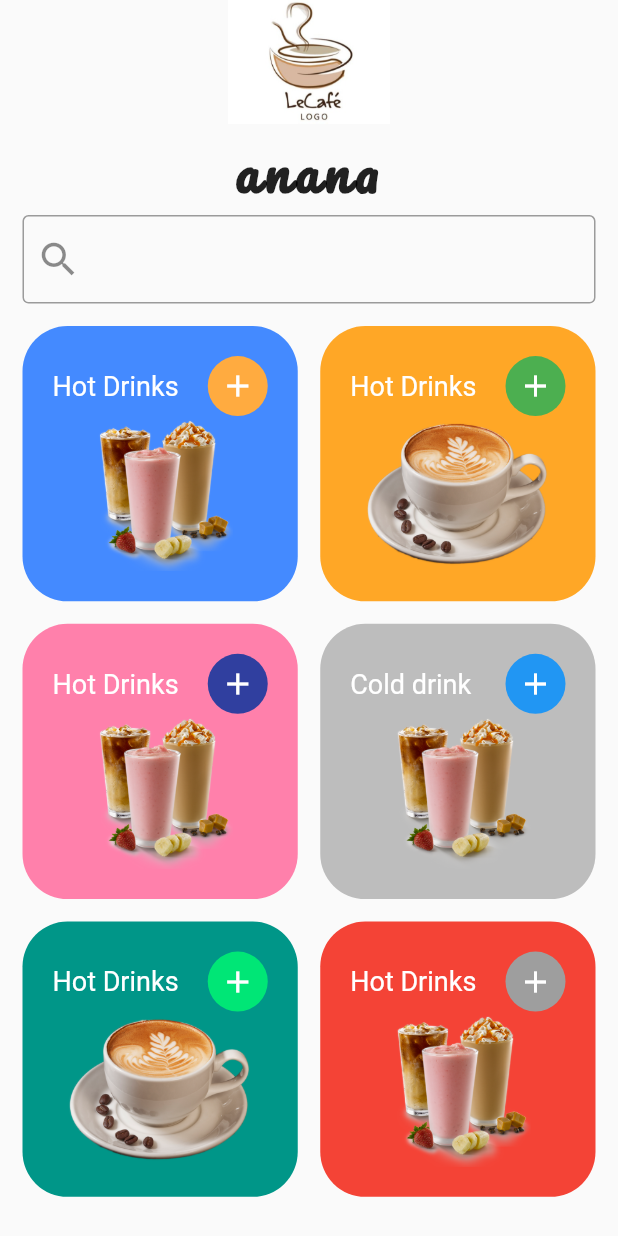
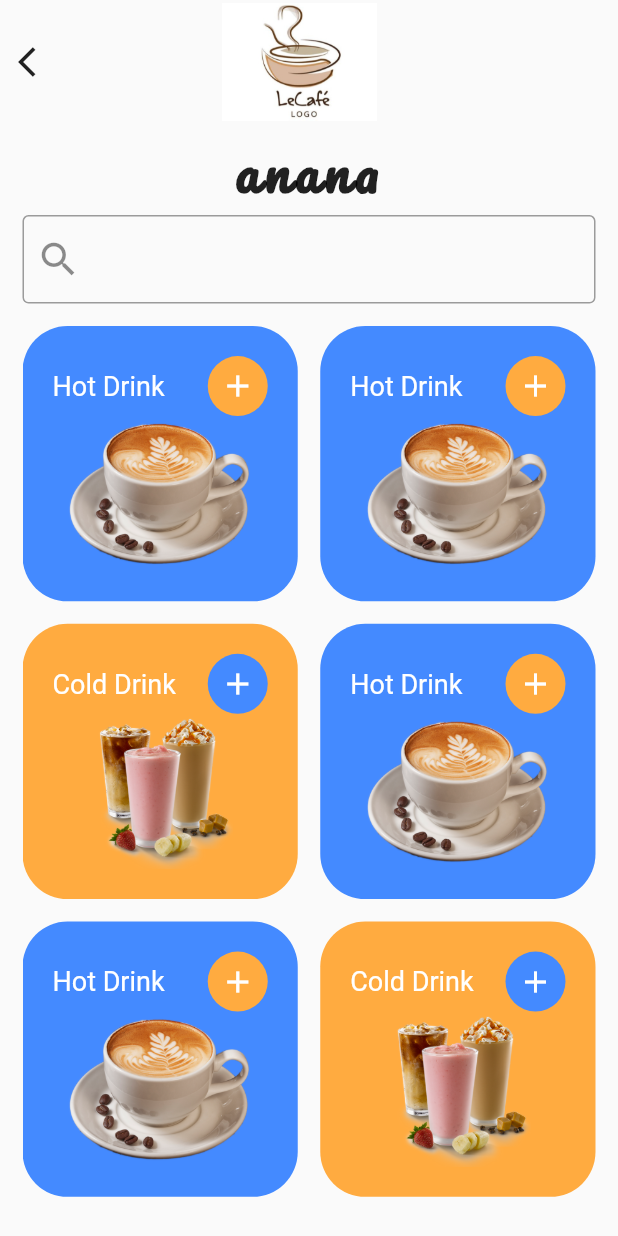
Before and after one commit to Ali-Python-Developer/anana, a Flutter app: the HomePage screen opened directly, on a phone screen of 412 x 824 dp. Run offline on Flutter 3.47's test engine with Material 2 defaults, Android fonts, the phone set to English and light mode, and no system bars; our stand-ins replace google_fonts.

Commit message:
clean code 1

```diff
--- /dev/null
+++ b/lib/data/dummy_data.dart
@@ -0,0 +1,47 @@
+import 'package:anana/models/Drink.dart';
+import 'package:flutter/material.dart';
+
+class DummyData {
+  static List<Drink> drinks = [
+    Drink(
+        title: 'Hot Drink',
+        image: 'assets/hot1.png',
+        bgColor: Colors.blueAccent,
+        iconColor: Colors.orangeAccent),
+    Drink(
+        title: 'Hot Drink',
+        image: 'assets/hot1.png',
+        bgColor: Colors.blueAccent,
+        iconColor: Colors.orangeAccent),
+    Drink(
+        title: 'Cold Drink',
+        image: 'assets/cold1.png',
+        bgColor: Colors.orangeAccent,
+        iconColor: Colors.blueAccent),
+    Drink(
+        title: 'Hot Drink',
+        image: 'assets/hot1.png',
+        bgColor: Colors.blueAccent,
+        iconColor: Colors.orangeAccent),
+    Drink(
+        title: 'Hot Drink',
+        image: 'assets/hot1.png',
+        bgColor: Colors.blueAccent,
+        iconColor: Colors.orangeAccent),
+    Drink(
+        title: 'Cold Drink',
+        image: 'assets/cold1.png',
+        bgColor: Colors.orangeAccent,
+        iconColor: Colors.blueAccent),
+    Drink(
+        title: 'Hot Drink',
+        image: 'assets/hot1.png',
+        bgColor: Colors.blueAccent,
+        iconColor: Colors.orangeAccent),
+    Drink(
+        title: 'Cold Drink',
+        image: 'assets/cold1.png',
+        bgColor: Colors.orangeAccent,
+        iconColor: Colors.blueAccent)
+  ];
+}
--- a/lib/home.dart
+++ /dev/null
@@ -1,246 +0,0 @@
-import 'package:flutter/material.dart';
-import 'package:google_fonts/google_fonts.dart';
-
-class HomePage extends StatelessWidget {
-  @override
-  Widget build(BuildContext context) {
-    Size size = MediaQuery.of(context).size;
-    return Scaffold(
-      body: SafeArea(
-        child: Container(
-          child: Column(
-            crossAxisAlignment: CrossAxisAlignment.stretch,
-            children: [
-              Image.asset('assets/logo8.jpeg',
-                  height: size.height / 10, width: size.width / 4),
-              Text(
-                'anana',
-                style: GoogleFonts.pacifico(
-                    letterSpacing: 3,
-                    fontWeight: FontWeight.bold,
-                    fontSize: 35),
-                textAlign: TextAlign.center,
-              ),
-              Container(
-                padding: EdgeInsets.symmetric(horizontal: 15.0),
-                child: TextField(
-                  decoration: InputDecoration(
-                    prefixIcon: Icon(Icons.search, size: 30),
-                    border: OutlineInputBorder(
-                      borderRadius: BorderRadius.all(
-                        Radius.circular(4.0),
-                      ),
-                    ),
-                  ),
-                ),
-              ),
-              Expanded(
-                child: Container(
-                  padding: EdgeInsets.all(15),
-                  child: GridView(
-                    gridDelegate: SliverGridDelegateWithFixedCrossAxisCount(
-                      crossAxisCount: 2,
-                      mainAxisSpacing: 15,
-                      crossAxisSpacing: 15,
-                    ),
-                    children: [
-                      Container(
-                        padding: EdgeInsets.all(20),
-                        decoration: BoxDecoration(
-                            color: Colors.blueAccent,
-                            borderRadius: BorderRadius.circular(30)),
-                        child: Column(
-                          children: [
-                            Row(
-                              mainAxisAlignment: MainAxisAlignment.spaceBetween,
-                              children: [
-                                Text(
-                                  'Hot Drinks',
-                                  style: TextStyle(
-                                      color: Colors.white, fontSize: 18),
-                                ),
-                                CircleAvatar(
-                                  backgroundColor: Colors.orangeAccent,
-                                  child: Icon(
-                                    Icons.add,
-                                    color: Colors.white,
-                                  ),
-                                )
-                              ],
-                            ),
-                            Expanded(
-                              child: Image.asset(
-                                'assets/cold1.png',
-                              ),
-                            ),
-                          ],
-                        ),
-                      ),
-                      Container(
-                        padding: EdgeInsets.all(20),
-                        decoration: BoxDecoration(
-                          color: Colors.orange[400],
-                          borderRadius: BorderRadius.circular(30),
-                        ),
-                        child: Column(
-                          children: [
-                            Row(
-                              mainAxisAlignment: MainAxisAlignment.spaceBetween,
-                              children: [
-                                Text(
-                                  'Hot Drinks',
-                                  style: TextStyle(
-                                      color: Colors.white, fontSize: 18),
-                                ),
-                                CircleAvatar(
-                                  backgroundColor: Colors.green,
-                                  child: Icon(
-                                    Icons.add,
-                                    color: Colors.white,
-                                  ),
-                                )
-                              ],
-                            ),
-                            Expanded(
-                              child: Image.asset(
-                                'assets/hot1.png',
-                              ),
-                            ),
-                          ],
-                        ),
-                      ),
-                      Container(
-                        padding: EdgeInsets.all(20),
-                        decoration: BoxDecoration(
-                            color: Colors.pinkAccent[100],
-                            borderRadius: BorderRadius.circular(30)),
-                        child: Column(
-                          children: [
-                            Row(
-                              mainAxisAlignment: MainAxisAlignment.spaceBetween,
-                              children: [
-                                Text(
-                                  'Hot Drinks',
-                                  style: TextStyle(
-                                      color: Colors.white, fontSize: 18),
-                                ),
-                                CircleAvatar(
-                                  backgroundColor: Colors.indigo[700],
-                                  child: Icon(
-                                    Icons.add,
-                                    color: Colors.white,
-                                  ),
-                                )
-                              ],
-                            ),
-                            Expanded(
-                              child: Image.asset(
-                                'assets/cold1.png',
-                              ),
-                            ),
-                          ],
-                        ),
-                      ),
-                      Container(
-                        padding: EdgeInsets.all(20),
-                        decoration: BoxDecoration(
-                          color: Colors.grey[400],
-                          borderRadius: BorderRadius.circular(30),
-                        ),
-                        child: Column(
-                          children: [
-                            Row(
-                              mainAxisAlignment: MainAxisAlignment.spaceBetween,
-                              children: [
-                                Text(
-                                  'Cold drink',
-                                  style: TextStyle(
-                                      color: Colors.white, fontSize: 18),
-                                ),
-                                CircleAvatar(
-                                  backgroundColor: Colors.blue,
-                                  child: Icon(Icons.add, color: Colors.white),
-                                )
-                              ],
-                            ),
-                            Expanded(
-                              child: Image.asset(
-                                'assets/cold1.png',
-                              ),
-                            ),
-                          ],
-                        ),
-                      ),
-                      Container(
-                        padding: EdgeInsets.all(20),
-                        decoration: BoxDecoration(
-                            color: Colors.teal,
-                            borderRadius: BorderRadius.circular(30)),
-                        child: Column(
-                          children: [
-                            Row(
-                              mainAxisAlignment: MainAxisAlignment.spaceBetween,
-                              children: [
-                                Text(
-                                  'Hot Drinks',
-                                  style: TextStyle(
-                                      color: Colors.white, fontSize: 18),
-                                ),
-                                CircleAvatar(
-                                  backgroundColor: Colors.greenAccent[400],
-                                  child: Icon(
-                                    Icons.add,
-                                    color: Colors.white,
-                                  ),
-                                )
-                              ],
-                            ),
-                            Expanded(
-                              child: Image.asset('assets/hot1.png'),
-                            ),
-                          ],
-                        ),
-                      ),
-                      Container(
-                        padding: EdgeInsets.all(20),
-                        decoration: BoxDecoration(
-                            color: Colors.red,
-                            borderRadius: BorderRadius.circular(30)),
-                        child: Column(
-                          children: [
-                            Row(
-                              mainAxisAlignment: MainAxisAlignment.spaceBetween,
-                              children: [
-                                Text(
-                                  'Hot Drinks',
-                                  style: TextStyle(
-                                      color: Colors.white, fontSize: 18),
-                                ),
-                                CircleAvatar(
-                                  backgroundColor: Colors.grey,
-                                  child: Icon(
-                                    Icons.add,
-                                    color: Colors.white,
-                                  ),
-                                )
-                              ],
-                            ),
-                            Expanded(
-                              child: Image.asset(
-                                'assets/cold1.png',
-                              ),
-                            ),
-                          ],
-                        ),
-                      ),
-                    ],
-                  ),
-                ),
-              )
-            ],
-          ),
-        ),
-      ),
-    );
-  }
-}
--- a/lib/main.dart
+++ b/lib/main.dart
@@ -1,5 +1,5 @@
 import 'package:flutter/material.dart';
-import 'login_screen.dart';
+import 'ui/login/login_screen.dart';
 
 void main() {
   runApp(MyApp());
--- /dev/null
+++ b/lib/models/Drink.dart
@@ -0,0 +1,9 @@
+import 'package:flutter/material.dart';
+
+class Drink {
+  String image;
+  String title;
+  Color bgColor;
+  Color iconColor;
+  Drink({this.title, this.image, this.bgColor, this.iconColor});
+}
--- /dev/null
+++ b/lib/ui/home/home.dart
@@ -0,0 +1,71 @@
+import 'package:anana/data/dummy_data.dart';
+import 'package:anana/ui/home/widgets/drink_widget.dart';
+import 'package:flutter/material.dart';
+import 'package:google_fonts/google_fonts.dart';
+
+class HomePage extends StatelessWidget {
+  @override
+  Widget build(BuildContext context) {
+    Size size = MediaQuery.of(context).size;
+    return Scaffold(
+      body: SafeArea(
+        child: Container(
+          child: Column(
+            crossAxisAlignment: CrossAxisAlignment.stretch,
+            children: [
+              Row(
+                children: [
+                  IconButton(
+                      icon: Icon(Icons.arrow_back_ios),
+                      onPressed: () {
+                        Navigator.pop(context);
+                      }),
+                  SizedBox(
+                    width: 100,
+                  ),
+                  Image.asset('assets/logo8.jpeg',
+                      height: size.height / 10, width: size.width / 4),
+                ],
+              ),
+              Text(
+                'anana',
+                style: GoogleFonts.pacifico(
+                    letterSpacing: 3,
+                    fontWeight: FontWeight.bold,
+                    fontSize: 35),
+                textAlign: TextAlign.center,
+              ),
+              Container(
+                padding: EdgeInsets.symmetric(horizontal: 15.0),
+                child: TextField(
+                  decoration: InputDecoration(
+                    prefixIcon: Icon(Icons.search, size: 30),
+                    border: OutlineInputBorder(
+                      borderRadius: BorderRadius.all(
+                        Radius.circular(4.0),
+                      ),
+                    ),
+                  ),
+                ),
+              ),
+              Expanded(
+                child: Container(
+                    padding: EdgeInsets.all(15),
+                    child: GridView.builder(
+                        gridDelegate: SliverGridDelegateWithFixedCrossAxisCount(
+                          crossAxisCount: 2,
+                          mainAxisSpacing: 15,
+                          crossAxisSpacing: 15,
+                        ),
+                        itemCount: DummyData.drinks.length,
+                        itemBuilder: (context, index) {
+                          return DrinkWidget(DummyData.drinks[index]);
+                        })),
+              )
+            ],
+          ),
+        ),
+      ),
+    );
+  }
+}
--- /dev/null
+++ b/lib/ui/home/widgets/drink_widget.dart
@@ -0,0 +1,41 @@
+import 'package:anana/models/Drink.dart';
+import 'package:flutter/material.dart';
+
+class DrinkWidget extends StatelessWidget {
+  Drink drink;
+  DrinkWidget(this.drink);
+  @override
+  Widget build(BuildContext context) {
+    // TODO: implement build
+    return Container(
+      padding: EdgeInsets.all(20),
+      decoration: BoxDecoration(
+          color: drink.bgColor, borderRadius: BorderRadius.circular(30)),
+      child: Column(
+        children: [
+          Row(
+            mainAxisAlignment: MainAxisAlignment.spaceBetween,
+            children: [
+              Text(
+                this.drink.title,
+                style: TextStyle(color: Colors.white, fontSize: 18),
+              ),
+              CircleAvatar(
+                backgroundColor: this.drink.iconColor,
+                child: Icon(
+                  Icons.add,
+                  color: Colors.white,
+                ),
+              )
+            ],
+          ),
+          Expanded(
+            child: Image.asset(
+              this.drink.image,
+            ),
+          ),
+        ],
+      ),
+    );
+  }
+}
--- a/lib/login_screen.dart
+++ b/lib/ui/login/login_screen.dart
@@ -1,5 +1,5 @@
 import 'dart:ui';
-import 'package:anana/home.dart';
+import 'package:anana/ui/home/home.dart';
 import 'package:flutter/material.dart';
 import 'package:google_fonts/google_fonts.dart';
 
```
